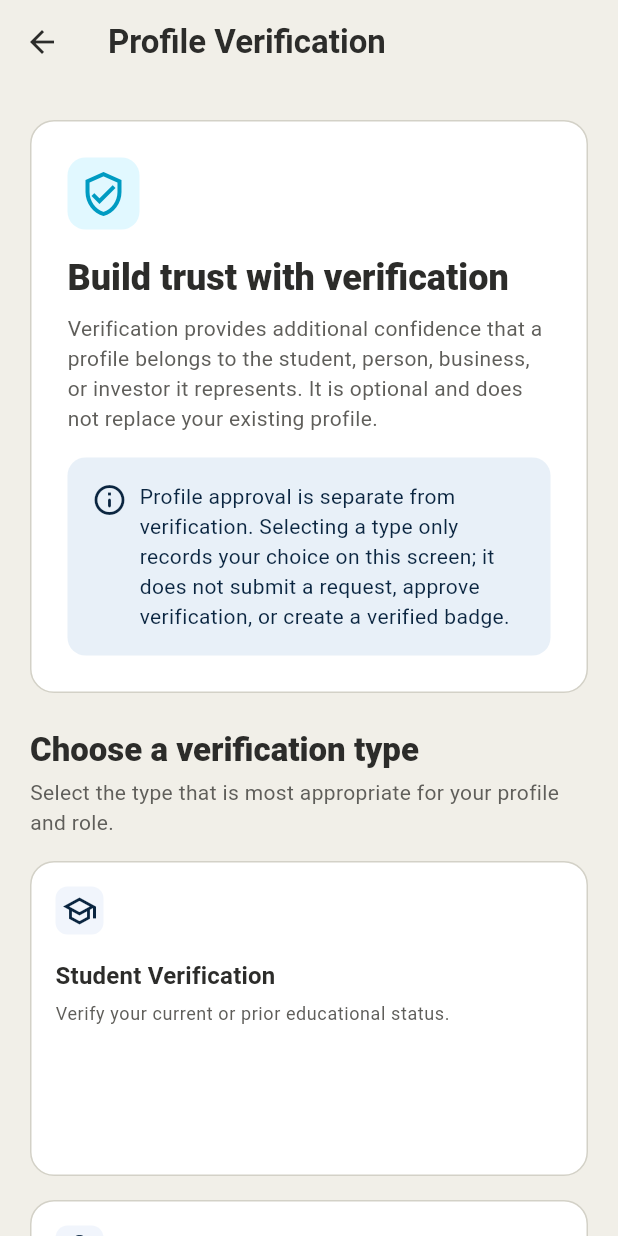
After one commit to kasmass26/Ethio-Venture, a Flutter app: the VerificationOverviewPage screen opened by its route, on a phone screen of 412 x 824 dp. The commit adds this screen. Run offline on Flutter 3.47's test engine with Material 3 defaults, Android fonts, the phone set to English and light mode, and no system bars; our stand-ins replace connectivity_plus, equatable, file_picker, firebase_core, firebase_messaging, flutter_bloc and 5 more; accounts and stored records are empty.

Commit message:
feat(verification): add overview and type selection UI

```diff
--- a/lib/core/constants/app_constants.dart
+++ b/lib/core/constants/app_constants.dart
@@ -38,6 +38,7 @@ class AppConstants {
   static const String routeChat = '/chat';
   static const String routeInvestorRequests = '/investor-requests';
   static const String routeFounderRequests = '/my-requests';
+  static const String routeVerificationOverview = '/verification-overview';
 
   // Admin email for special access
   static const String adminEmail = 'admin@gmail.com';
--- a/lib/core/routing/app_router.dart
+++ b/lib/core/routing/app_router.dart
@@ -22,6 +22,7 @@ import '../../features/startup_profile/presentation/pages/startup_detail_page.da
 import '../../features/startup_profile/presentation/pages/startup_list_page.dart';
 import '../../features/startup_profile/presentation/pages/startup_profile_page.dart';
 import '../../features/startup_profile/presentation/pages/startup_profile_setup_page.dart';
+import '../../features/verification/presentation/pages/verification_overview_page.dart';
 
 /// Central navigation configuration. Page widgets belong to their features.
 class AppRouter {
@@ -69,6 +70,7 @@ class AppRouter {
       AppConstants.routeMessages => const ConversationsPage(),
       AppConstants.routeInvestorRequests => const InvestorRequestsPage(),
       AppConstants.routeFounderRequests => const MyRequestsPage(),
+      AppConstants.routeVerificationOverview => const VerificationOverviewPage(),
       AppConstants.routeChat => settings.arguments is Map<String, dynamic> || settings.arguments is Map
           ? ChatPage(
               conversationId: (settings.arguments
--- /dev/null
+++ b/lib/features/verification/domain/entities/public_verification_badge_entity.dart
@@ -0,0 +1,35 @@
+import 'package:flutter/foundation.dart';
+
+import 'verification_request_entity.dart';
+import 'verification_status.dart';
+import 'verification_type.dart';
+
+/// Public verification metadata that is safe to display on a profile.
+///
+/// An instance can only be created from an explicitly approved verification
+/// request. Profile approval and pending, rejected, or AI-related states do
+/// not create an instance of this entity.
+@immutable
+class PublicVerificationBadgeEntity {
+  const PublicVerificationBadgeEntity._({
+    required this.type,
+    this.approvedAt,
+  });
+
+  final VerificationType type;
+  final DateTime? approvedAt;
+
+  /// Always true because instances are constructed only by the approved factory.
+  bool get isAuthoritativelyApproved => true;
+
+  static PublicVerificationBadgeEntity? fromApprovedRequest(
+    VerificationRequestEntity request,
+  ) {
+    if (request.status != VerificationStatus.approved) return null;
+
+    return PublicVerificationBadgeEntity._(
+      type: request.type,
+      approvedAt: request.reviewedAt,
+    );
+  }
+}
--- /dev/null
+++ b/lib/features/verification/domain/entities/verification_request_entity.dart
@@ -0,0 +1,41 @@
+import 'package:flutter/foundation.dart';
+
+import 'verification_status.dart';
+import 'verification_type.dart';
+
+/// Immutable metadata for one user verification request.
+///
+/// This intentionally contains no identity numbers, document contents,
+/// document URLs, storage paths, or raw AI output.
+@immutable
+class VerificationRequestEntity {
+  const VerificationRequestEntity({
+    required this.id,
+    required this.type,
+    required this.status,
+    this.submittedAt,
+    this.reviewedAt,
+    this.message,
+    this.resubmissionAllowed,
+  });
+
+  final String id;
+  final VerificationType type;
+  final VerificationStatus status;
+  final DateTime? submittedAt;
+  final DateTime? reviewedAt;
+
+  /// Safe, backend-provided user-facing rejection or information request.
+  final String? message;
+
+  /// Null means the frontend has not received a confirmed backend guarantee.
+  final bool? resubmissionAllowed;
+
+  bool get isApproved => status.isApproved;
+  bool get isPending => status == VerificationStatus.pending;
+  bool get isRejected => status == VerificationStatus.rejected;
+  bool get requiresResubmission =>
+      status == VerificationStatus.resubmissionRequired;
+  bool get requiresAdditionalInformation =>
+      status == VerificationStatus.additionalInfoRequired;
+}
--- /dev/null
+++ b/lib/features/verification/domain/entities/verification_status.dart
@@ -0,0 +1,30 @@
+/// Backend-controlled status of a verification request.
+///
+/// Unknown strings intentionally fall back to [notSubmitted]. This prevents an
+/// unsupported result from being interpreted as approved by the frontend.
+enum VerificationStatus {
+  notSubmitted('not_submitted'),
+  pending('pending'),
+  approved('approved'),
+  rejected('rejected'),
+  resubmissionRequired('resubmission_required'),
+  additionalInfoRequired('additional_info_required');
+
+  const VerificationStatus(this.value);
+
+  final String value;
+
+  bool get isApproved => this == VerificationStatus.approved;
+
+  static VerificationStatus fromString(String? value) {
+    if (value == null) return VerificationStatus.notSubmitted;
+
+    final normalized = value.trim().toLowerCase().replaceAll('-', '_');
+    for (final status in VerificationStatus.values) {
+      if (status.value == normalized || status.name == normalized) {
+        return status;
+      }
+    }
+    return VerificationStatus.notSubmitted;
+  }
+}
--- /dev/null
+++ b/lib/features/verification/domain/entities/verification_type.dart
@@ -0,0 +1,28 @@
+/// Supported verification categories.
+///
+enum VerificationType {
+  student('student', 'Student Verification',
+      'Verify your current or prior educational status.'),
+  identity('identity', 'Identity Verification',
+      'Verify your identity with a supported government-issued document.'),
+  business('business', 'Business Verification',
+      'Verify a registered business or organization.'),
+  investor('investor', 'Investor Verification',
+      'Verify relevant investor identity and organization information.');
+
+  const VerificationType(this.value, this.displayLabel, this.description);
+
+  final String value;
+  final String displayLabel;
+  final String description;
+
+  static VerificationType? fromString(String? value) {
+    if (value == null) return null;
+
+    final normalized = value.trim().toLowerCase().replaceAll('-', '_');
+    for (final type in VerificationType.values) {
+      if (type.value == normalized) return type;
+    }
+    return null;
+  }
+}
--- /dev/null
+++ b/lib/features/verification/domain/repositories/verification_repository.dart
@@ -0,0 +1,20 @@
+import '../entities/public_verification_badge_entity.dart';
+import '../entities/verification_request_entity.dart';
+import '../entities/verification_type.dart';
+
+/// Domain contract for user verification requests and public badge results.
+///
+/// Backend implementation details and evidence uploads are intentionally
+/// excluded. Start request support depends on a backend contract and returns
+/// the trusted request metadata when that contract is available.
+abstract interface class VerificationRepository {
+  Future<List<VerificationRequestEntity>> getCurrentUserRequests();
+
+  Future<List<PublicVerificationBadgeEntity>> getPublicApprovedBadges(
+    String profileId,
+  );
+
+  Future<VerificationRequestEntity> startVerificationRequest(
+    VerificationType type,
+  );
+}
--- /dev/null
+++ b/lib/features/verification/presentation/pages/verification_overview_page.dart
@@ -0,0 +1,214 @@
+import 'package:flutter/material.dart';
+
+import '../../../../core/theme/app_colors.dart';
+import '../../../../core/theme/app_sizes.dart';
+import '../../domain/entities/verification_type.dart';
+import '../widgets/verification_type_card.dart';
+
+/// Overview of optional verification types.
+///
+/// Selection is local presentation state only. It does not create a request,
+/// upload evidence, run AI checks, or claim that a user is verified.
+class VerificationOverviewPage extends StatefulWidget {
+  const VerificationOverviewPage({super.key});
+
+  @override
+  State<VerificationOverviewPage> createState() =>
+      _VerificationOverviewPageState();
+}
+
+class _VerificationOverviewPageState extends State<VerificationOverviewPage> {
+  VerificationType? _selectedType;
+
+  void _selectType(VerificationType type) {
+    setState(() => _selectedType = type);
+  }
+
+  @override
+  Widget build(BuildContext context) {
+    final textTheme = Theme.of(context).textTheme;
+
+    return Scaffold(
+      backgroundColor: AppColors.fog,
+      appBar: AppBar(
+        title: const Text('Profile Verification'),
+        foregroundColor: AppColors.ink,
+      ),
+      body: SafeArea(
+        child: LayoutBuilder(
+          builder: (context, constraints) {
+            final availableWidth = constraints.maxWidth;
+            final contentWidth = availableWidth.clamp(
+              0.0,
+              AppSizes.maxContentWidth,
+            );
+            final horizontalPadding =
+                ((availableWidth - contentWidth) / 2) + AppSizes.pageHorizontal;
+            final crossAxisCount = availableWidth >= 700 ? 2 : 1;
+
+            return SingleChildScrollView(
+              padding: EdgeInsets.fromLTRB(
+                horizontalPadding,
+                AppSizes.lg,
+                horizontalPadding,
+                AppSizes.xl,
+              ),
+              child: Center(
+                child: ConstrainedBox(
+                  constraints: BoxConstraints(maxWidth: contentWidth),
+                  child: Column(
+                    crossAxisAlignment: CrossAxisAlignment.stretch,
+                    children: [
+                      Container(
+                        padding: const EdgeInsets.all(AppSizes.lg),
+                        decoration: BoxDecoration(
+                          color: AppColors.white,
+                          borderRadius:
+                              BorderRadius.circular(AppSizes.radiusLg),
+                          border: Border.all(color: AppColors.hairline),
+                        ),
+                        child: Column(
+                          crossAxisAlignment: CrossAxisAlignment.start,
+                          children: [
+                            Container(
+                              padding: const EdgeInsets.all(AppSizes.sm),
+                              decoration: BoxDecoration(
+                                color: AppColors.primarySoft,
+                                borderRadius:
+                                    BorderRadius.circular(AppSizes.radiusMd),
+                              ),
+                              child: const Icon(
+                                Icons.verified_user_outlined,
+                                color: AppColors.primaryDark,
+                                size: AppSizes.iconLg,
+                              ),
+                            ),
+                            const SizedBox(height: AppSizes.md),
+                            Text(
+                              'Build trust with verification',
+                              style: textTheme.headlineSmall?.copyWith(
+                                fontWeight: FontWeight.w800,
+                                color: AppColors.ink,
+                              ),
+                            ),
+                            const SizedBox(height: AppSizes.sm),
+                            Text(
+                              'Verification provides additional confidence that a profile belongs to the student, person, business, or investor it represents. It is optional and does not replace your existing profile.',
+                              style: textTheme.bodyMedium?.copyWith(
+                                color: AppColors.slate,
+                                height: 1.45,
+                              ),
+                            ),
+                            const SizedBox(height: AppSizes.md),
+                            Container(
+                              padding: const EdgeInsets.all(AppSizes.md),
+                              decoration: BoxDecoration(
+                                color: AppColors.secondarySoft,
+                                borderRadius:
+                                    BorderRadius.circular(AppSizes.radiusMd),
+                              ),
+                              child: const Row(
+                                crossAxisAlignment: CrossAxisAlignment.start,
+                                children: [
+                                  Icon(
+                                    Icons.info_outline_rounded,
+                                    color: AppColors.secondary,
+                                    size: AppSizes.iconMd,
+                                  ),
+                                  SizedBox(width: AppSizes.sm),
+                                  Expanded(
+                                    child: Text(
+                                      'Profile approval is separate from verification. Selecting a type only records your choice on this screen; it does not submit a request, approve verification, or create a verified badge.',
+                                      style: TextStyle(
+                                        color: AppColors.secondary,
+                                        height: 1.45,
+                                      ),
+                                    ),
+                                  ),
+                                ],
+                              ),
+                            ),
+                          ],
+                        ),
+                      ),
+                      const SizedBox(height: AppSizes.lg),
+                      Text(
+                        'Choose a verification type',
+                        style: textTheme.titleLarge?.copyWith(
+                          fontWeight: FontWeight.w800,
+                          color: AppColors.ink,
+                        ),
+                      ),
+                      const SizedBox(height: AppSizes.xs),
+                      Text(
+                        'Select the type that is most appropriate for your profile and role.',
+                        style: textTheme.bodyMedium?.copyWith(
+                          color: AppColors.slate,
+                        ),
+                      ),
+                      const SizedBox(height: AppSizes.md),
+                      GridView.builder(
+                        shrinkWrap: true,
+                        physics: const NeverScrollableScrollPhysics(),
+                        itemCount: VerificationType.values.length,
+                        gridDelegate: SliverGridDelegateWithFixedCrossAxisCount(
+                          crossAxisCount: crossAxisCount,
+                          mainAxisSpacing: AppSizes.md,
+                          crossAxisSpacing: AppSizes.md,
+                          mainAxisExtent: 210,
+                        ),
+                        itemBuilder: (context, index) {
+                          final type = VerificationType.values[index];
+                          return VerificationTypeCard(
+                            type: type,
+                            selected: _selectedType == type,
+                            onSelected: () => _selectType(type),
+                          );
+                        },
+                      ),
+                      const SizedBox(height: AppSizes.lg),
+                      if (_selectedType != null)
+                        Semantics(
+                          liveRegion: true,
+                          child: Container(
+                            key: const ValueKey('selected-verification-type'),
+                            padding: const EdgeInsets.all(AppSizes.md),
+                            decoration: BoxDecoration(
+                              color: AppColors.primarySoft,
+                              borderRadius:
+                                  BorderRadius.circular(AppSizes.radiusMd),
+                              border: Border.all(
+                                color: AppColors.primary.withValues(alpha: 0.5),
+                              ),
+                            ),
+                            child: Row(
+                              children: [
+                                const Icon(
+                                  Icons.check_circle_outline_rounded,
+                                  color: AppColors.primaryDark,
+                                ),
+                                const SizedBox(width: AppSizes.sm),
+                                Expanded(
+                                  child: Text(
+                                    '${_selectedType!.displayLabel} selected. This does not submit or verify anything.',
+                                    style: textTheme.bodyMedium?.copyWith(
+                                      fontWeight: FontWeight.w700,
+                                      color: AppColors.secondary,
+                                    ),
+                                  ),
+                                ),
+                              ],
+                            ),
+                          ),
+                        ),
+                    ],
+                  ),
+                ),
+              ),
+            );
+          },
+        ),
+      ),
+    );
+  }
+}
--- /dev/null
+++ b/lib/features/verification/presentation/widgets/verification_type_card.dart
@@ -0,0 +1,107 @@
+import 'package:flutter/material.dart';
+
+import '../../../../core/theme/app_colors.dart';
+import '../../../../core/theme/app_sizes.dart';
+import '../../domain/entities/verification_type.dart';
+
+/// Selectable card used by the verification-type selection overview.
+class VerificationTypeCard extends StatelessWidget {
+  const VerificationTypeCard({
+    super.key,
+    required this.type,
+    required this.selected,
+    required this.onSelected,
+  });
+
+  final VerificationType type;
+  final bool selected;
+  final VoidCallback onSelected;
+
+  IconData get _icon {
+    switch (type) {
+      case VerificationType.student:
+        return Icons.school_outlined;
+      case VerificationType.identity:
+        return Icons.badge_outlined;
+      case VerificationType.business:
+        return Icons.business_outlined;
+      case VerificationType.investor:
+        return Icons.account_balance_outlined;
+    }
+  }
+
+  @override
+  Widget build(BuildContext context) {
+    final borderColor = selected ? AppColors.primary : AppColors.hairline;
+
+    return Semantics(
+      button: true,
+      selected: selected,
+      label: '${type.displayLabel}. ${type.description}',
+      child: InkWell(
+        onTap: onSelected,
+        borderRadius: BorderRadius.circular(AppSizes.radiusLg),
+        child: AnimatedContainer(
+          duration: const Duration(milliseconds: 180),
+          constraints: const BoxConstraints(minHeight: 210),
+          padding: const EdgeInsets.all(AppSizes.md),
+          decoration: BoxDecoration(
+            color: selected ? AppColors.primarySoft : AppColors.white,
+            borderRadius: BorderRadius.circular(AppSizes.radiusLg),
+            border: Border.all(
+              color: borderColor,
+              width: selected ? 2 : 1,
+            ),
+          ),
+          child: Column(
+            crossAxisAlignment: CrossAxisAlignment.start,
+            children: [
+              Row(
+                children: [
+                  Container(
+                    width: AppSizes.iconLg,
+                    height: AppSizes.iconLg,
+                    decoration: BoxDecoration(
+                      color: selected
+                          ? AppColors.primary
+                          : AppColors.surfaceVariant,
+                      borderRadius: BorderRadius.circular(AppSizes.radiusSm),
+                    ),
+                    child: Icon(
+                      _icon,
+                      size: AppSizes.iconMd,
+                      color: selected ? AppColors.white : AppColors.secondary,
+                    ),
+                  ),
+                  const Spacer(),
+                  if (selected)
+                    const Icon(
+                      Icons.check_circle_rounded,
+                      color: AppColors.primaryDark,
+                      size: AppSizes.iconMd,
+                      semanticLabel: 'Selected',
+                    ),
+                ],
+              ),
+              const SizedBox(height: AppSizes.md),
+              Text(
+                type.displayLabel,
+                style: Theme.of(context).textTheme.titleMedium?.copyWith(
+                  fontWeight: FontWeight.w700,
+                  color: AppColors.ink,
+                ),
+              ),
+              const SizedBox(height: AppSizes.xs),
+              Text(
+                type.description,
+                style: Theme.of(context).textTheme.bodySmall?.copyWith(
+                  color: AppColors.slate,
+                ),
+              ),
+            ],
+          ),
+        ),
+      ),
+    );
+  }
+}
```
Also changed, not shown: 2 other files.
